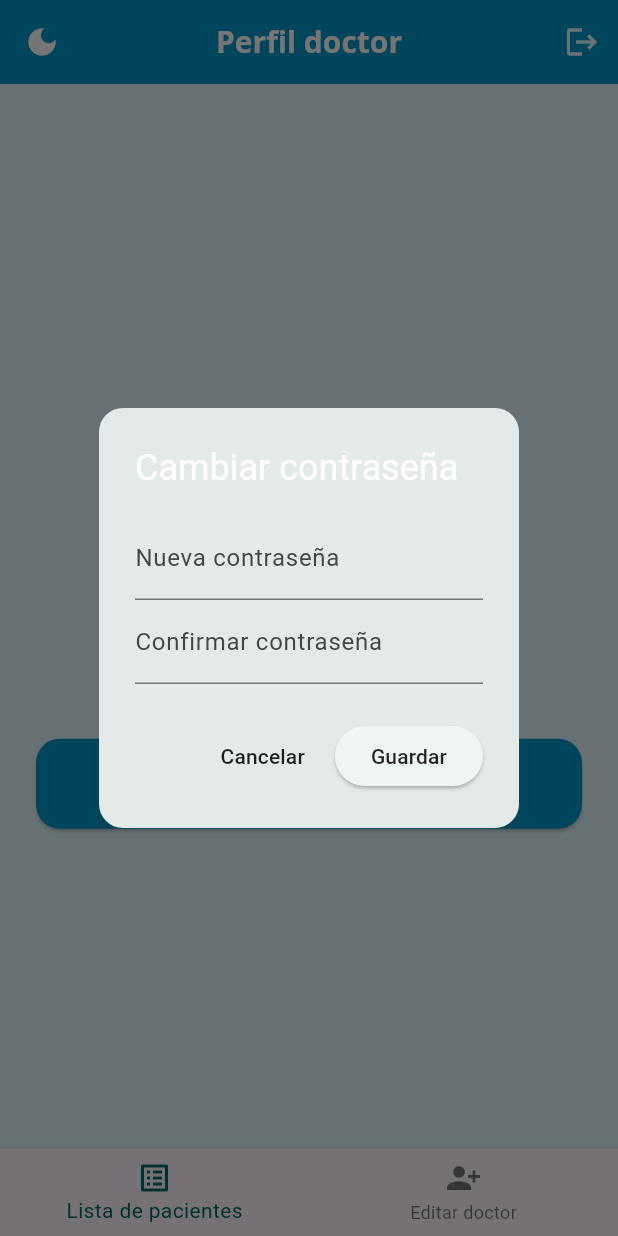
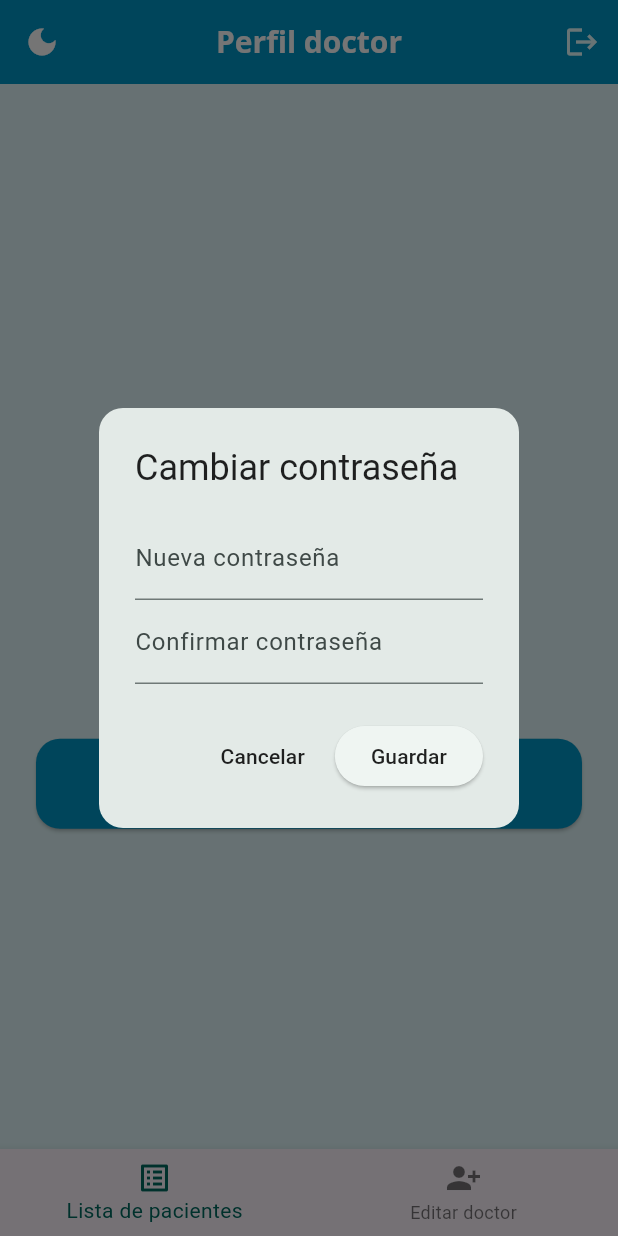
Before and after one commit to LuciaOcana/OxyTrack_FrontEnd, a Flutter app: the HomeDoctorEditDoctorPageScreen screen opened by its route, after a tap on "Cambiar contraseña", on a phone screen of 412 x 824 dp. Run offline on Flutter 3.47's test engine with Material 3 defaults, Android fonts, the light colour scheme and no system bars; our stand-ins replace dio, get, get_storage, multi_select_flutter, shared_preferences, syncfusion_flutter_charts; accounts and stored records are empty; network calls fail.

Commit message:
V1.5 - corrección de errores

```diff
--- a/lib/controllers/userDoctorController.dart
+++ b/lib/controllers/userDoctorController.dart
@@ -150,6 +150,7 @@ await SessionManager.clearSession("doctor"); // 👈 solo borra la sesión del a
       print('🔍 Respuesta del backend: $responseCode');
       if (responseCode == 200) {
         Get.snackbar('Éxito', 'Inicio de sesión exitoso');
+        UserDoctorServices().disconnectWS();
 
         Get.toNamed('/selectorMode');
       } else if (responseCode == 300) {
--- a/lib/screen/homeDoctorEditDoctorPageScreen.dart
+++ b/lib/screen/homeDoctorEditDoctorPageScreen.dart
@@ -3,6 +3,8 @@ import 'package:get/get.dart';
 import '../models/userDoctor.dart';
 
 import 'package:mioxy_frontend/controllers/userDoctorController.dart';
+import 'package:mioxy_frontend/services/userDoctorServices.dart';
+
 import 'package:mioxy_frontend/others/themeController.dart';
 import 'package:mioxy_frontend/others/sessionManager.dart';
 
@@ -24,11 +26,13 @@ final RxBool isLoading = false.obs; // Defínelo dentro de _UserProfileScreenSta
   UserDoctorModel? userDoctorModel;
 
   final UserDoctorController _userDoctorController = UserDoctorController();
-
+final UserDoctorServices userDoctorServices = UserDoctorServices();
   @override
 void initState() {
     super.initState();
     loadUserData();
+    userDoctorServices.connectWS();
+
   }
 
   Future<void> loadUserData() async {
@@ -138,10 +142,11 @@ onPressed: () {
             ElevatedButton.icon(
               onPressed: () => _showChangePasswordDialog(context, textColor),
               icon: const Icon(Icons.lock_reset, color: Colors.white),
-              label: Text('Cambiar contraseña', style: TextStyle(color: textColor)),
+              label: Text('Cambiar contraseña'),
               style: ElevatedButton.styleFrom(
                 minimumSize: const Size(double.infinity, 60),
                 backgroundColor: buttonColor,
+                foregroundColor: textColor, // 🔹 esto controla el color del texto
                 shape: RoundedRectangleBorder(borderRadius: BorderRadius.circular(16)),
                 padding: const EdgeInsets.symmetric(horizontal: 24, vertical: 16),
                 textStyle: const TextStyle(fontSize: 18, fontWeight: FontWeight.bold),
@@ -185,7 +190,7 @@ onPressed: () {
       context: context,
       builder: (_) => AlertDialog(
         shape: RoundedRectangleBorder(borderRadius: BorderRadius.circular(16)),
-        title: const Text("Cambiar contraseña"),
+        title: Text("Cambiar contraseña", style: TextStyle(color: textColor)),
         content: Column(
           mainAxisSize: MainAxisSize.min,
           children: [
--- a/lib/screen/homeGuestPageScreen.dart
+++ b/lib/screen/homeGuestPageScreen.dart
@@ -243,9 +243,9 @@ void _showInfoDialog(BuildContext context) {
           ),
         ),
         content: Text(
-          "Las mediciones de oxígeno en sangre (%SpO₂) se realizan automáticamente cada 2 minutos y 30 segundos.\n\n"
+          "Las mediciones de oxígeno en sangre (%SpO₂) se realizan automáticamente aproximadamente cada 10 segundos.\n\n"
           "Para garantizar resultados confiables, la aplicación calcula el valor final a partir de un promedio de las últimas 5 mediciones consecutivas.\n\n"
-          "Esto significa que el resultado definitivo puede tardar aproximadamente 12 minutos y 30 segundos en mostrarse.\n\n"
+          "Esto significa que el resultado definitivo puede tardar aproximadamente un minuto en mostrarse.\n\n"
           "Mientras tanto, podrá visualizar en la gráfica los valores intermedios en tiempo real.",
           style: TextStyle(
             fontSize: 16,
--- a/lib/services/irServices.dart
+++ b/lib/services/irServices.dart
@@ -37,7 +37,7 @@ class IrService {
   // Conectar al WebSocket
   Future<void> connect() async {
     try {
-String? username = await SessionManager.getUsername("user");
+      String? username = await SessionManager.getUsername("user");
       print("Conectando a WebSocket en: $wsUrl");
 
       if (username == null || username.isEmpty) {
--- a/lib/services/userDoctorServices.dart
+++ b/lib/services/userDoctorServices.dart
@@ -14,6 +14,13 @@ import 'package:shared_preferences/shared_preferences.dart';
 import 'package:mioxy_frontend/auth/tokenManager.dart';
 
 class UserDoctorServices {
+
+// -------------------- SINGLETON --------------------
+  static final UserDoctorServices _instance = UserDoctorServices._internal();
+  factory UserDoctorServices() => _instance;
+  UserDoctorServices._internal();
+  // ---------------------------------------------------
+
   final Dio dio = Dio(
     BaseOptions(
       validateStatus: (status) => status! < 500,
@@ -21,6 +28,11 @@ class UserDoctorServices {
       maxRedirects: 5,
     ),
   );
+  WebSocket? _socket;
+ final StreamController<Map<String, dynamic>> _notificationController =
+      StreamController.broadcast();
+Stream<Map<String, dynamic>> get notificationsStream =>
+      _notificationController.stream;
 
   final TokenManager _tokenManager = TokenManager();
 
@@ -28,28 +40,25 @@ class UserDoctorServices {
   //final String wsUrl = 'ws://172.20.10.5:3000/doctor'; // Ajusta IP
   final String wsUrl = 'wss://192.168.1.34:3000/doctor'; // Ajusta IP
 
-
-  WebSocket? _socket;
-
   String? _loggedDoctor; // variable no final, permite asignar null al desconectarse
-
-  final StreamController<Map<String, dynamic>> _notificationController =
-      StreamController.broadcast();
-
-  Stream<Map<String, dynamic>> get notificationsStream =>
-      _notificationController.stream;
 
  Future<void> connectWS() async {
   try {
      // Verificar que haya doctor logueado
       final loggedDoctor = SessionManager.doctorUsername;
       print("$loggedDoctor");
+            print("Conectando a WebSocket en: $wsUrl");
+
       if (loggedDoctor == null) {
         print("⚠️ No hay doctor logueado en sesión. Conexión WS cancelada.");
         return;
       }
+if (_socket != null && _socket!.readyState == WebSocket.open) {
+        print("🔄 WebSocket ya está conectado");
+        return;
+      }
+    _socket = await WebSocket.connect(wsUrl);
 
-    _socket = await WebSocket.connect(wsUrl);
     print('🔌 WebSocket Doctor conectado como $_loggedDoctor');
 
     // Enviar auth inicial
--- a/lib/widgets/userCard.dart
+++ b/lib/widgets/userCard.dart
@@ -1,5 +1,6 @@
 import 'package:flutter/material.dart';
 import 'package:get/get.dart';
+import 'package:mioxy_frontend/others/sessionManager.dart';
 import '../models/user.dart';
 import '../controllers/userController.dart';
 import 'package:flutter/foundation.dart'; // <-- necesario para listEquals
@@ -208,9 +209,10 @@ class UserCard extends StatelessWidget {
                 }
 
                 print("USUARIO:$updatedFields");
-
+                final currentUsername = await SessionManager.getUsername("user") ?? user.username;
                 final success = await _userController.updateUserByDoctor(
-                  user.username,
+                  //user.username,
+                  currentUsername,
                   updatedFields,
                 );
 
```
Also changed, not shown: lib/controllers/userController.dart (+10 -1 lines), lib/screen/homePageScreen.dart (+4 -4 lines).
